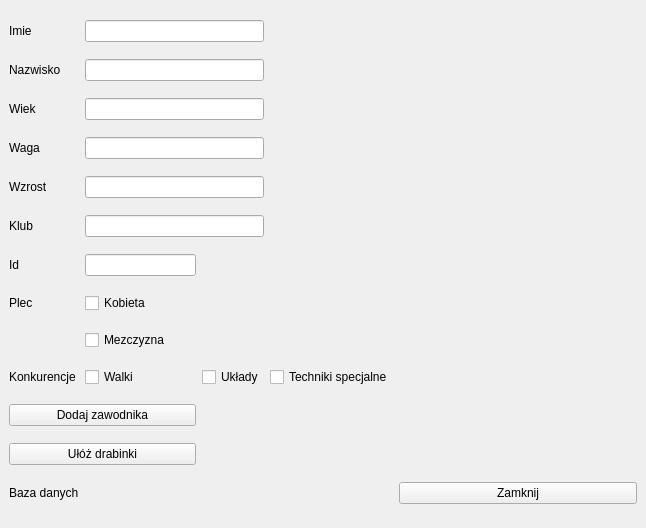
maciejszczesny/segregator, file mainwindow.ui: the form before one commit.
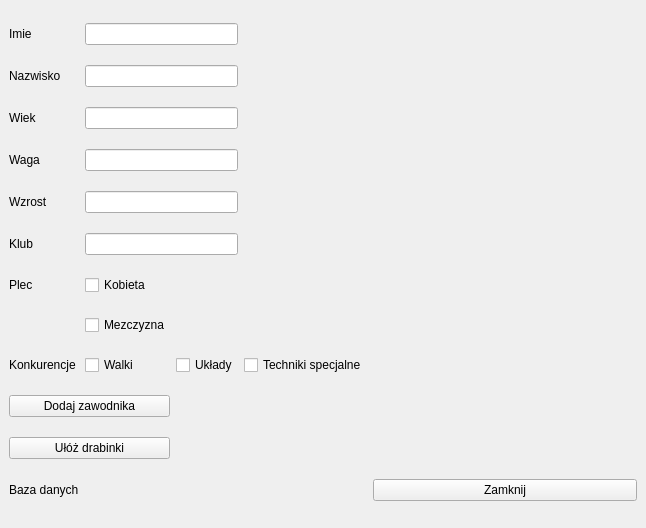
The form after the commit.

```diff
--- a/mainwindow.ui
+++ b/mainwindow.ui
@@ -15,7 +15,7 @@
   </property>
   <widget class="QWidget" name="centralwidget">
    <layout class="QGridLayout" name="gridLayout">
-    <item row="12" column="4">
+    <item row="11" column="4">
      <widget class="QPushButton" name="pushButtonClose">
       <property name="text">
        <string>Zamknij</string>
@@ -32,7 +32,7 @@
       </property>
      </widget>
     </item>
-    <item row="9" column="0">
+    <item row="8" column="0">
      <widget class="QLabel" name="label">
       <property name="text">
        <string>Konkurencje</string>
@@ -60,35 +60,35 @@
       </property>
      </widget>
     </item>
-    <item row="9" column="3">
+    <item row="8" column="3">
      <widget class="QCheckBox" name="checkBox_3">
       <property name="text">
        <string>Techniki specjalne</string>
       </property>
      </widget>
     </item>
-    <item row="9" column="2">
+    <item row="8" column="2">
      <widget class="QCheckBox" name="checkBox_2">
       <property name="text">
        <string>Układy</string>
       </property>
      </widget>
     </item>
-    <item row="8" column="1">
+    <item row="7" column="1">
      <widget class="QCheckBox" name="checkBoxMan">
       <property name="text">
        <string>Mezczyzna</string>
       </property>
      </widget>
     </item>
-    <item row="11" column="0" colspan="2">
+    <item row="10" column="0" colspan="2">
      <widget class="QPushButton" name="CreateTable">
       <property name="text">
        <string>Ułóż drabinki</string>
       </property>
      </widget>
     </item>
-    <item row="7" column="0">
+    <item row="6" column="0">
      <widget class="QLabel" name="LabelGender">
       <property name="text">
        <string>Plec</string>
@@ -102,24 +102,31 @@
       </property>
      </widget>
     </item>
-    <item row="7" column="1">
+    <item row="6" column="1">
      <widget class="QCheckBox" name="checkBoxWoman">
       <property name="text">
        <string>Kobieta</string>
       </property>
      </widget>
     </item>
+    <item row="11" column="0">
+     <widget class="QLabel" name="CheckBase">
+      <property name="text">
+       <string>Baza danych</string>
+      </property>
+     </widget>
+    </item>
     <item row="3" column="1" colspan="2">
      <widget class="QLineEdit" name="TxtWeight"/>
     </item>
-    <item row="10" column="0" colspan="2">
+    <item row="9" column="0" colspan="2">
      <widget class="QPushButton" name="pushButtonAdd">
       <property name="text">
        <string>Dodaj zawodnika</string>
       </property>
      </widget>
     </item>
-    <item row="9" column="1">
+    <item row="8" column="1">
      <widget class="QCheckBox" name="checkBox">
       <property name="text">
        <string>Walki</string>
@@ -132,13 +139,6 @@
     <item row="4" column="1" colspan="2">
      <widget class="QLineEdit" name="TxtHeight"/>
     </item>
-    <item row="6" column="0">
-     <widget class="QLabel" name="TxtId_2">
-      <property name="text">
-       <string>Id</string>
-      </property>
-     </widget>
-    </item>
     <item row="5" column="0">
      <widget class="QLabel" name="LabelClub">
       <property name="text">
@@ -146,7 +146,7 @@
       </property>
      </widget>
     </item>
-    <item row="9" column="4">
+    <item row="8" column="4">
      <spacer name="horizontalSpacer">
       <property name="orientation">
        <enum>Qt::Horizontal</enum>
@@ -165,15 +165,18 @@
     <item row="2" column="1" colspan="2">
      <widget class="QLineEdit" name="TxtAge"/>
     </item>
-    <item row="6" column="1">
-     <widget class="QLineEdit" name="TxtId"/>
-    </item>
-    <item row="12" column="0">
-     <widget class="QLabel" name="CheckBase">
-      <property name="text">
-       <string>Baza danych</string>
+    <item row="3" column="4" rowspan="2">
+     <spacer name="verticalSpacer">
+      <property name="orientation">
+       <enum>Qt::Vertical</enum>
       </property>
-     </widget>
+      <property name="sizeHint" stdset="0">
+       <size>
+        <width>20</width>
+        <height>40</height>
+       </size>
+      </property>
+     </spacer>
     </item>
    </layout>
   </widget>
```
